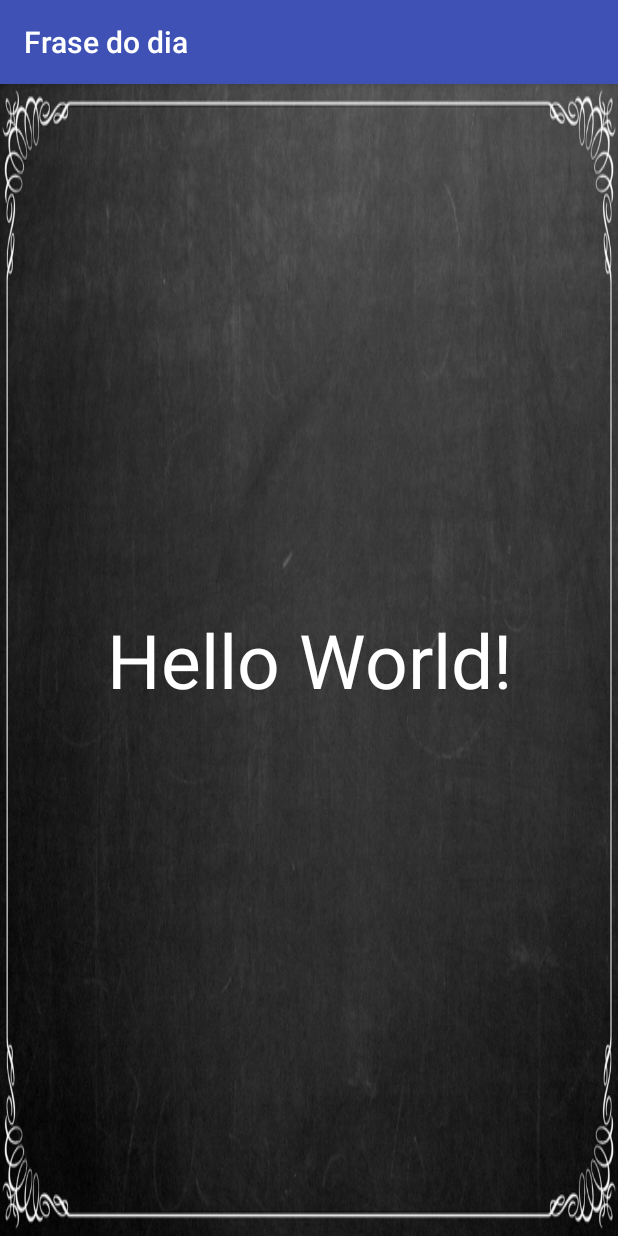
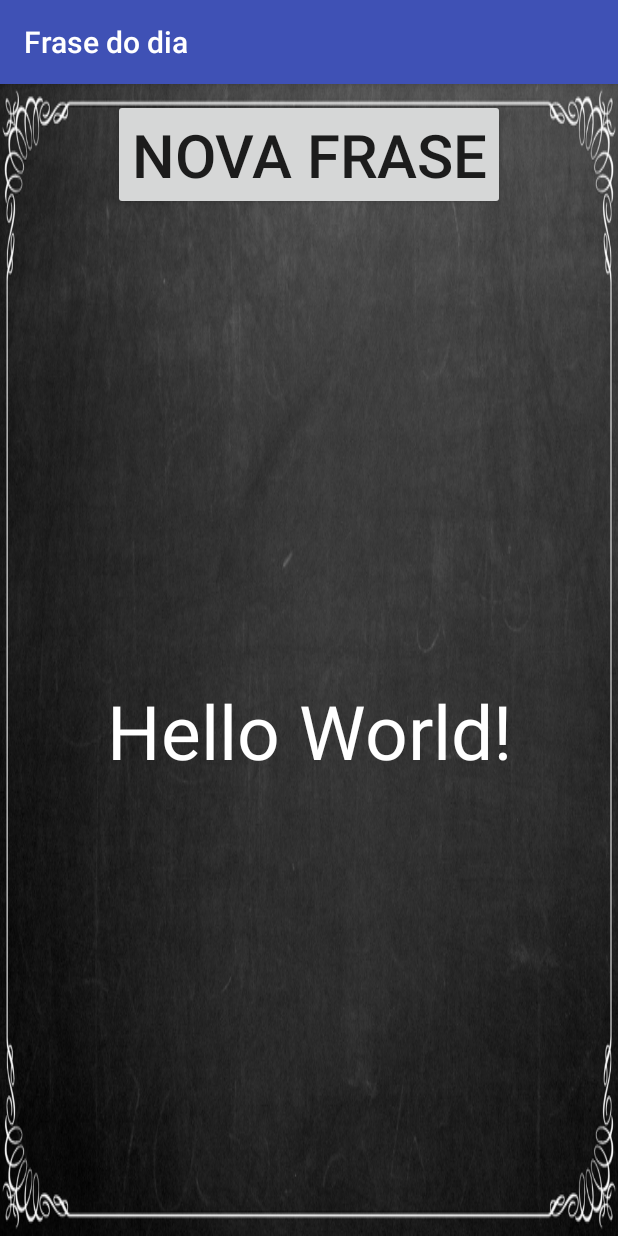
Before and after one commit to franciscojsc/frase-do-dia-app, an Android app: the screen it shows after launch (MainActivity), on a phone screen of 412 x 824 dp. Run offline under Robolectric (Android 15) with nearby library versions, the phone set to English and light mode, and no system bars.

Commit message:
Adicionando o botão

```diff
--- a/app/src/main/res/layout/activity_main.xml
+++ b/app/src/main/res/layout/activity_main.xml
@@ -7,6 +7,15 @@
     tools:context=".MainActivity"
     android:background="@drawable/quadro"
     xmlns:android="http://schemas.android.com/apk/res/android">
+
+    <Button
+        android:layout_width="wrap_content"
+        android:layout_height="wrap_content"
+        android:textSize="40sp"
+        android:layout_gravity="center"
+        android:layout_margin="10dp"
+        android:text="@string/nova_frase"
+        />
 
     <TextView
         android:layout_width="match_parent"
--- a/app/src/main/res/values/strings.xml
+++ b/app/src/main/res/values/strings.xml
@@ -1,3 +1,4 @@
 <resources>
     <string name="app_name">Frase do dia</string>
+    <string name="nova_frase">Nova Frase</string>
 </resources>
```
